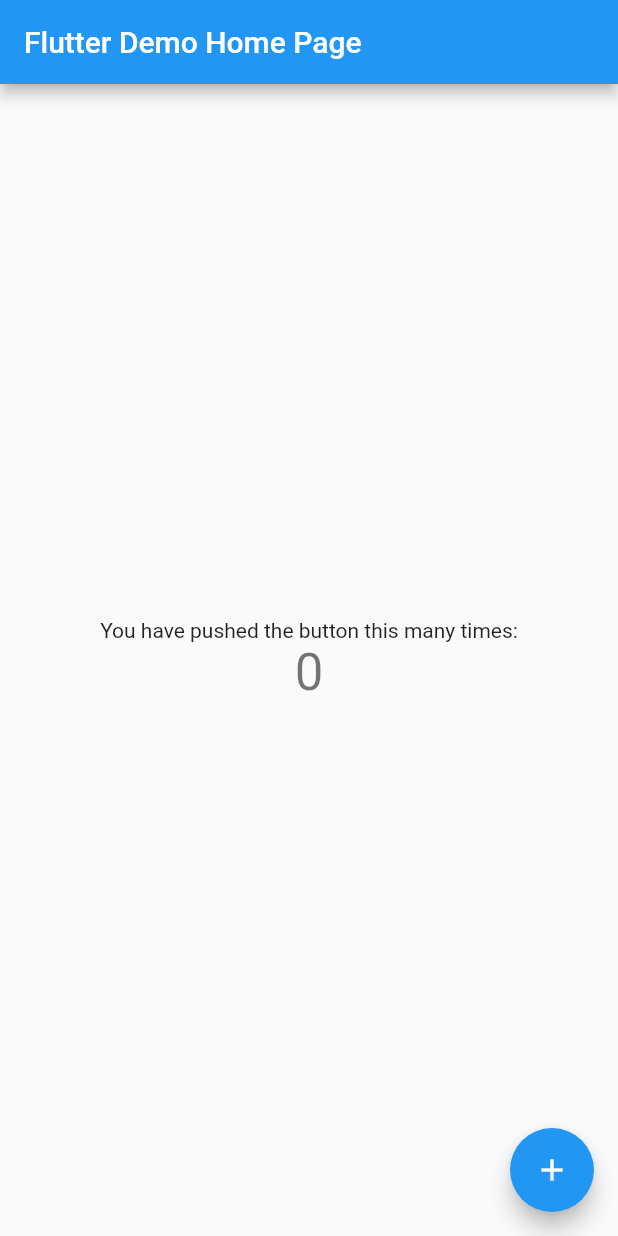
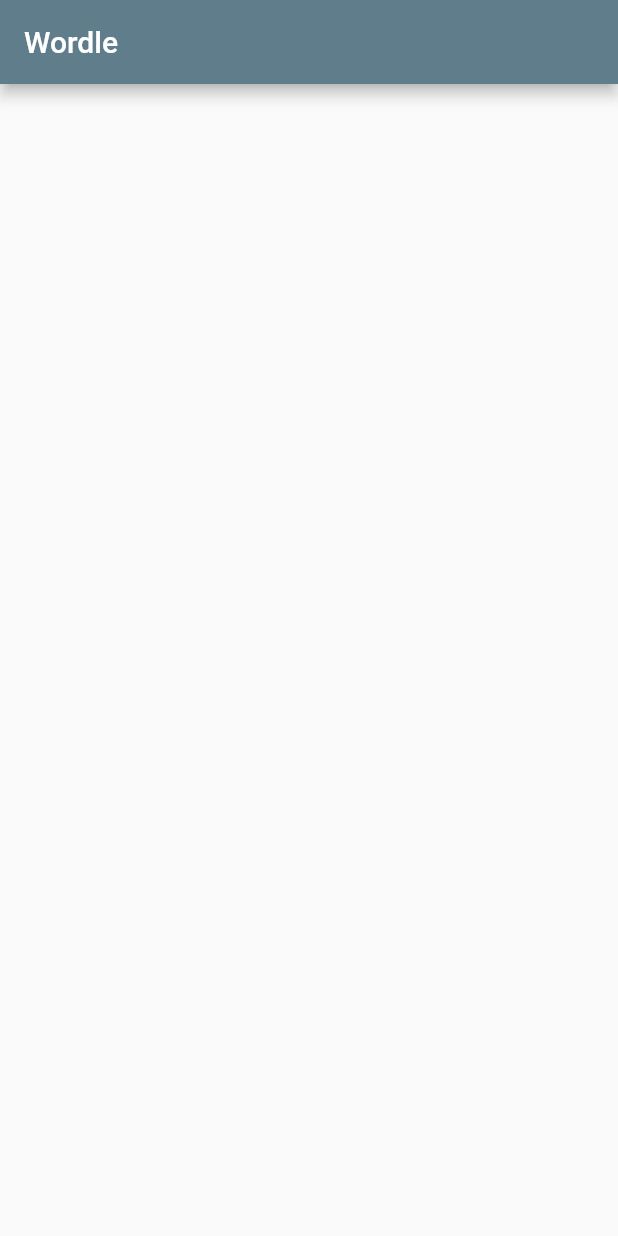
Before and after one commit to Rubenpg4/Wordle-Movil, a Flutter app: the screen it shows after launch, on a phone screen of 412 x 824 dp. Run offline on Flutter 3.47's test engine with Material 2 defaults, Android fonts, the phone set to English and light mode, and no system bars.

Commit message:
Paginas Creadas

```diff
--- a/lib/main.dart
+++ b/lib/main.dart
@@ -1,115 +1,6 @@
 import 'package:flutter/material.dart';
+import 'package:flutter_wordle/wordle_app.dart';
 
 void main() {
-  runApp(const MyApp());
+  runApp(const WordleApp());
 }
-
-class MyApp extends StatelessWidget {
-  const MyApp({super.key});
-
-  // This widget is the root of your application.
-  @override
-  Widget build(BuildContext context) {
-    return MaterialApp(
-      title: 'Flutter Demo',
-      theme: ThemeData(
-        // This is the theme of your application.
-        //
-        // Try running your application with "flutter run". You'll see the
-        // application has a blue toolbar. Then, without quitting the app, try
-        // changing the primarySwatch below to Colors.green and then invoke
-        // "hot reload" (press "r" in the console where you ran "flutter run",
-        // or simply save your changes to "hot reload" in a Flutter IDE).
-        // Notice that the counter didn't reset back to zero; the application
-        // is not restarted.
-        primarySwatch: Colors.blue,
-      ),
-      home: const MyHomePage(title: 'Flutter Demo Home Page'),
-    );
-  }
-}
-
-class MyHomePage extends StatefulWidget {
-  const MyHomePage({super.key, required this.title});
-
-  // This widget is the home page of your application. It is stateful, meaning
-  // that it has a State object (defined below) that contains fields that affect
-  // how it looks.
-
-  // This class is the configuration for the state. It holds the values (in this
-  // case the title) provided by the parent (in this case the App widget) and
-  // used by the build method of the State. Fields in a Widget subclass are
-  // always marked "final".
-
-  final String title;
-
-  @override
-  State<MyHomePage> createState() => _MyHomePageState();
-}
-
-class _MyHomePageState extends State<MyHomePage> {
-  int _counter = 0;
-
-  void _incrementCounter() {
-    setState(() {
-      // This call to setState tells the Flutter framework that something has
-      // changed in this State, which causes it to rerun the build method below
-      // so that the display can reflect the updated values. If we changed
-      // _counter without calling setState(), then the build method would not be
-      // called again, and so nothing would appear to happen.
-      _counter++;
-    });
-  }
-
-  @override
-  Widget build(BuildContext context) {
-    // This method is rerun every time setState is called, for instance as done
-    // by the _incrementCounter method above.
-    //
-    // The Flutter framework has been optimized to make rerunning build methods
-    // fast, so that you can just rebuild anything that needs updating rather
-    // than having to individually change instances of widgets.
-    return Scaffold(
-      appBar: AppBar(
-        // Here we take the value from the MyHomePage object that was created by
-        // the App.build method, and use it to set our appbar title.
-        title: Text(widget.title),
-      ),
-      body: Center(
-        // Center is a layout widget. It takes a single child and positions it
-        // in the middle of the parent.
-        child: Column(
-          // Column is also a layout widget. It takes a list of children and
-          // arranges them vertically. By default, it sizes itself to fit its
-          // children horizontally, and tries to be as tall as its parent.
-          //
-          // Invoke "debug painting" (press "p" in the console, choose the
-          // "Toggle Debug Paint" action from the Flutter Inspector in Android
-          // Studio, or the "Toggle Debug Paint" command in Visual Studio Code)
-          // to see the wireframe for each widget.
-          //
-          // Column has various properties to control how it sizes itself and
-          // how it positions its children. Here we use mainAxisAlignment to
-          // center the children vertically; the main axis here is the vertical
-          // axis because Columns are vertical (the cross axis would be
-          // horizontal).
-          mainAxisAlignment: MainAxisAlignment.center,
-          children: <Widget>[
-            const Text(
-              'You have pushed the button this many times:',
-            ),
-            Text(
-              '$_counter',
-              style: Theme.of(context).textTheme.headlineMedium,
-            ),
-          ],
-        ),
-      ),
-      floatingActionButton: FloatingActionButton(
-        onPressed: _incrementCounter,
-        tooltip: 'Increment',
-        child: const Icon(Icons.add),
-      ), // This trailing comma makes auto-formatting nicer for build methods.
-    );
-  }
-}
--- /dev/null
+++ b/lib/pagina_inicio.dart
@@ -0,0 +1,22 @@
+import 'package:flutter/material.dart';
+
+class PaginaIncio extends StatefulWidget {
+  const PaginaIncio({Key? key}) : super(key: key);
+
+  @override
+  State<PaginaIncio> createState() => _PaginaIncio();
+}
+
+class _PaginaIncio extends State<PaginaIncio>{
+  @override
+  void initState() {
+    super.initState();
+  }
+
+  @override
+  Widget build(BuildContext context) {
+    return Scaffold(
+      body: Center(),
+    );
+  }
+}
--- /dev/null
+++ b/lib/pagina_juego.dart
@@ -0,0 +1,22 @@
+import 'package:flutter/material.dart';
+
+class PaginaJuego extends StatefulWidget {
+  const PaginaJuego({Key? key}) : super(key: key);
+
+  @override
+  State<PaginaJuego> createState() => _PaginaJuego();
+}
+
+class _PaginaJuego extends State<PaginaJuego>{
+  @override
+  void initState() {
+    super.initState();
+  }
+
+  @override
+  Widget build(BuildContext context) {
+    return Scaffold(
+      body: Center(),
+    );
+  }
+}
--- /dev/null
+++ b/lib/wordle_app.dart
@@ -0,0 +1,26 @@
+import 'package:flutter/material.dart';
+import 'package:flutter_wordle/pagina_inicio.dart';
+
+class WordleApp extends StatelessWidget {
+  const WordleApp({Key? key}) : super(key: key);
+
+  @override
+  Widget build(BuildContext context) {
+    final titulo = 'Wordle';
+
+    return MaterialApp(
+      title: titulo,
+      theme: ThemeData(
+        primarySwatch: Colors.blueGrey,
+      ),
+      home: Scaffold(
+        appBar: AppBar(
+          title: Text(titulo),
+        ),
+        body: const SafeArea(
+          child: PaginaIncio(),
+        ),
+      ),
+    );
+  }
+}
```
Also changed, not shown: 2 other files.
